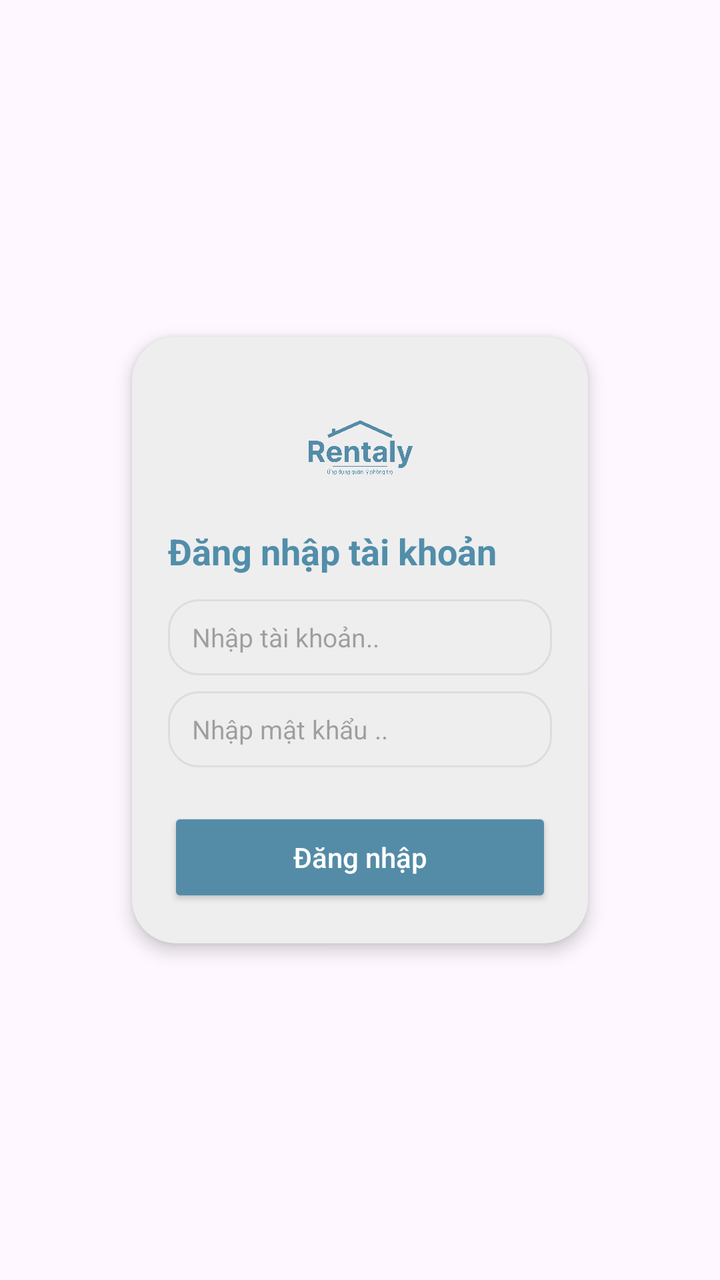
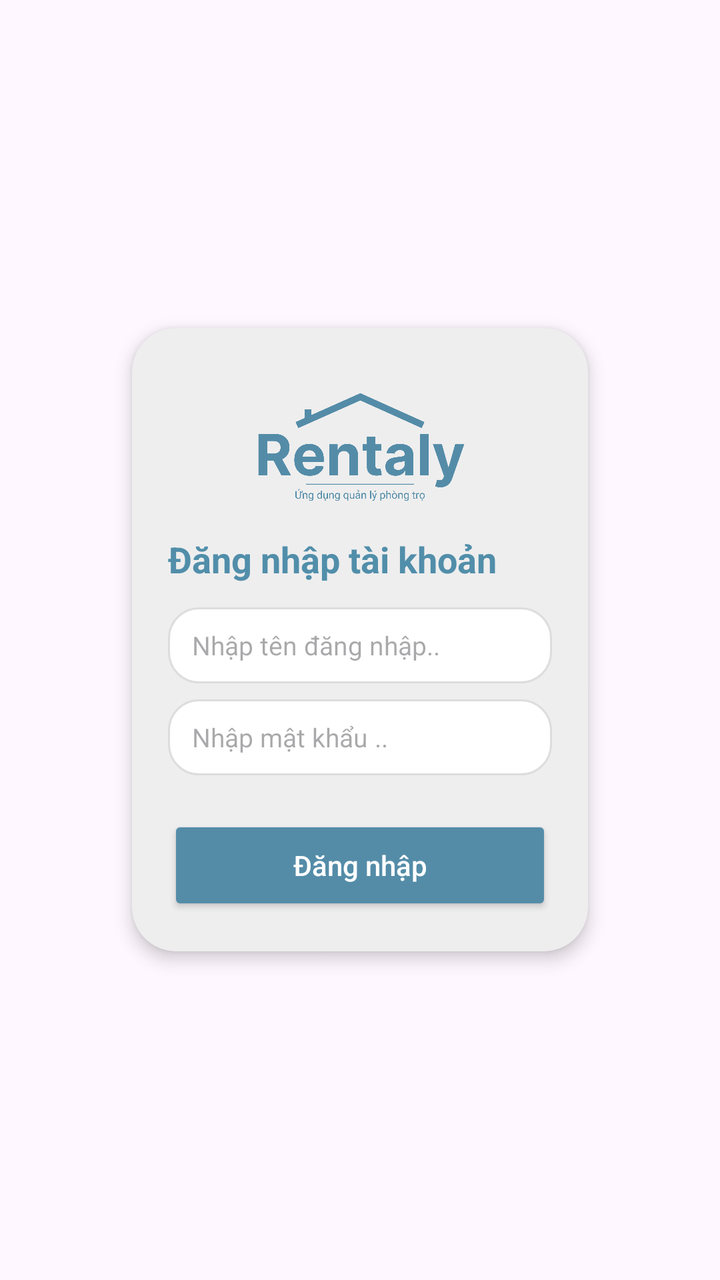

Before-and-after screenshots of an Android layout around one commit, followed by the original layout XML and the change that was made.
<!-- AndroidManifest.xml: application theme Theme.Rentaly_Management -->
<!-- res/layout/activity_login.xml -->
<?xml version="1.0" encoding="utf-8"?>
<LinearLayout xmlns:android="http://schemas.android.com/apk/res/android"
    xmlns:app="http://schemas.android.com/apk/res-auto"
    xmlns:tools="http://schemas.android.com/tools"
    android:id="@+id/main"
    android:layout_width="match_parent"
    android:layout_height="match_parent"
    android:orientation="vertical"
    android:gravity="center"
    tools:context=".LoginActivity">

    <androidx.cardview.widget.CardView
        android:layout_width="228dp"
        android:layout_height="wrap_content"
        android:layout_margin="24dp"
        app:cardCornerRadius="22dp"
        app:cardElevation="5dp"
        app:cardBackgroundColor="@color/background">

        <LinearLayout
            android:layout_width="match_parent"
            android:layout_height="wrap_content"
            android:orientation="vertical"
            android:gravity="center_horizontal"
            android:padding="18dp">

            <ImageView
                android:id="@+id/imageView3"
                android:layout_width="150dp"
                android:layout_height="75dp"
                android:adjustViewBounds="true"
                android:scaleType="fitCenter"
                app:srcCompat="@mipmap/rentaly_logo" />

            <TextView
                android:id="@+id/textView"
                android:layout_width="match_parent"
                android:layout_height="wrap_content"
                android:layout_marginTop="2dp"
                android:layout_marginBottom="12dp"
                android:text="Đăng nhập tài khoản"
                android:textAlignment="center"
                android:textColor="#518EAA"
                android:textSize="18sp"
                android:textStyle="bold" />

            <EditText
                android:id="@+id/editTextText"
                android:layout_width="match_parent"
                android:layout_height="38dp"
                android:layout_marginBottom="8dp"
                android:background="@drawable/edittext_background"
                android:hint="Nhập tài khoản.."
                android:paddingStart="12dp"
                android:paddingEnd="12dp"
                android:textSize="13sp"
                android:inputType="text"
                android:singleLine="true"
                />

            <EditText
                android:id="@+id/editTextTextPassword"
                android:layout_width="match_parent"
                android:layout_height="38dp"
                android:layout_marginBottom="20dp"
                android:background="@drawable/edittext_background"
                android:hint="Nhập mật khẩu .."
                android:paddingStart="12dp"
                android:paddingEnd="12dp"
                android:textSize="13sp"
                android:inputType="textPassword"
                android:singleLine="true" />

            <Button
                android:id="@+id/button"
                android:layout_width="match_parent"
                android:layout_height="50dp"
                android:backgroundTint="#548CA8"
                android:text="Đăng nhập"
                android:textAllCaps="false"
                android:textColor="#FFFFFF"
                android:textColorHint="#EEEEEE"
                android:textSize="14sp"
                tools:visibility="visible" />

        </LinearLayout>

    </androidx.cardview.widget.CardView>

</LinearLayout>
<!-- resources referenced by this layout -->
<resources>
  <color name="background">#EEEEEE</color>
  <!-- drawable edittext_background (drawable) -->
  <?xml version="1.0" encoding="utf-8"?>
  <shape xmlns:android="http://schemas.android.com/apk/res/android"
      android:shape="rectangle">
  
      <solid android:color="@color/background" />
  
      <stroke
          android:width="1dp"
          android:color="#DDDDDD" />
  
      <corners android:radius="15dp" />
  
  </shape>
  <!-- mipmap rentaly_logo: png bitmap (mipmap-xxhdpi, 68672 bytes) -->
  <style name="Theme.Rentaly_Management" parent="Base.Theme.Rentaly_Management" />
  <style name="Base.Theme.Rentaly_Management" parent="Theme.Material3.DayNight.NoActionBar">
          
          
      </style>
</resources>

<!-- the commit's change to res/layout/activity_login.xml (unified diff, before → after) -->
@@ -25,12 +25,10 @@
             android:padding="18dp">
 
             <ImageView
-                android:id="@+id/imageView3"
-                android:layout_width="150dp"
-                android:layout_height="75dp"
-                android:adjustViewBounds="true"
-                android:scaleType="fitCenter"
-                app:srcCompat="@mipmap/rentaly_logo" />
+                android:id="@+id/imageView"
+                android:layout_width="match_parent"
+                android:layout_height="250px"
+                app:srcCompat="@mipmap/rentaly_logo_16_9" />
 
             <TextView
                 android:id="@+id/textView"
@@ -50,7 +48,7 @@
                 android:layout_height="38dp"
                 android:layout_marginBottom="8dp"
                 android:background="@drawable/edittext_background"
-                android:hint="Nhập tài khoản.."
+                android:hint="Nhập tên đăng nhập.."
                 android:paddingStart="12dp"
                 android:paddingEnd="12dp"
                 android:textSize="13sp"
<!-- resource entries referenced after the edit -->
@@ -6,7 +6,7 @@
   <shape xmlns:android="http://schemas.android.com/apk/res/android"
       android:shape="rectangle">
   
-      <solid android:color="@color/background" />
+      <solid android:color="@color/white" />
   
       <stroke
           android:width="1dp"
@@ -15,8 +15,9 @@
       <corners android:radius="15dp" />
   
   </shape>
-  <!-- mipmap rentaly_logo: png bitmap (mipmap-xxhdpi, 68672 bytes) -->
+  <!-- mipmap rentaly_logo_16_9: png bitmap (mipmap-hdpi, 70356 bytes) -->
   <style name="Theme.Rentaly_Management" parent="Base.Theme.Rentaly_Management" />
+  <color name="white">#FFFFFFFF</color>
   <style name="Base.Theme.Rentaly_Management" parent="Theme.Material3.DayNight.NoActionBar">
           
           
